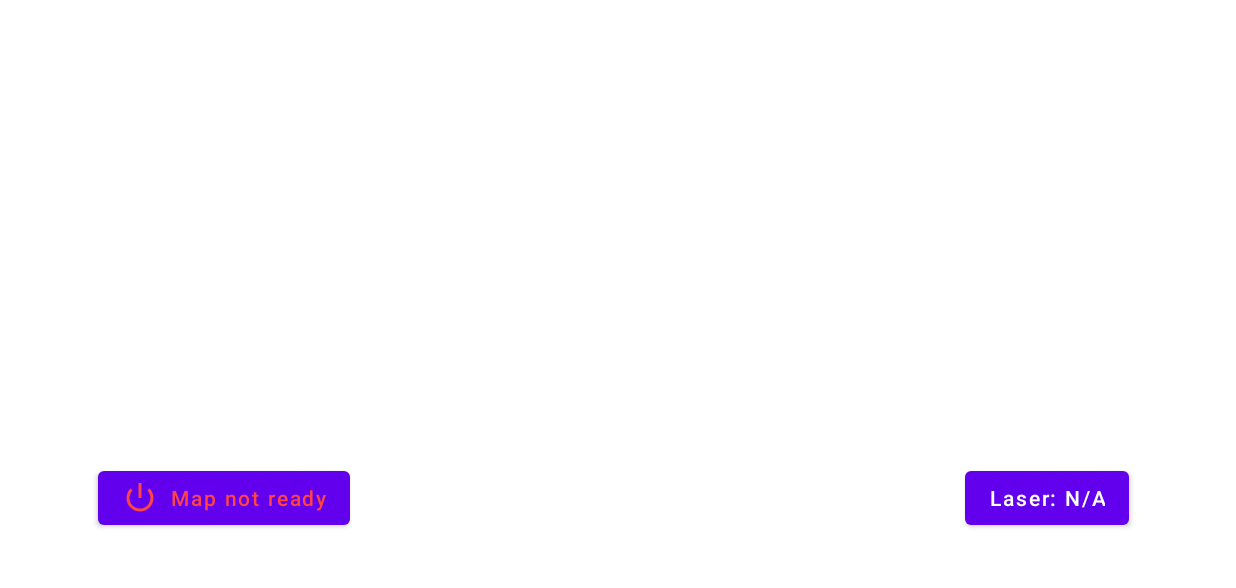
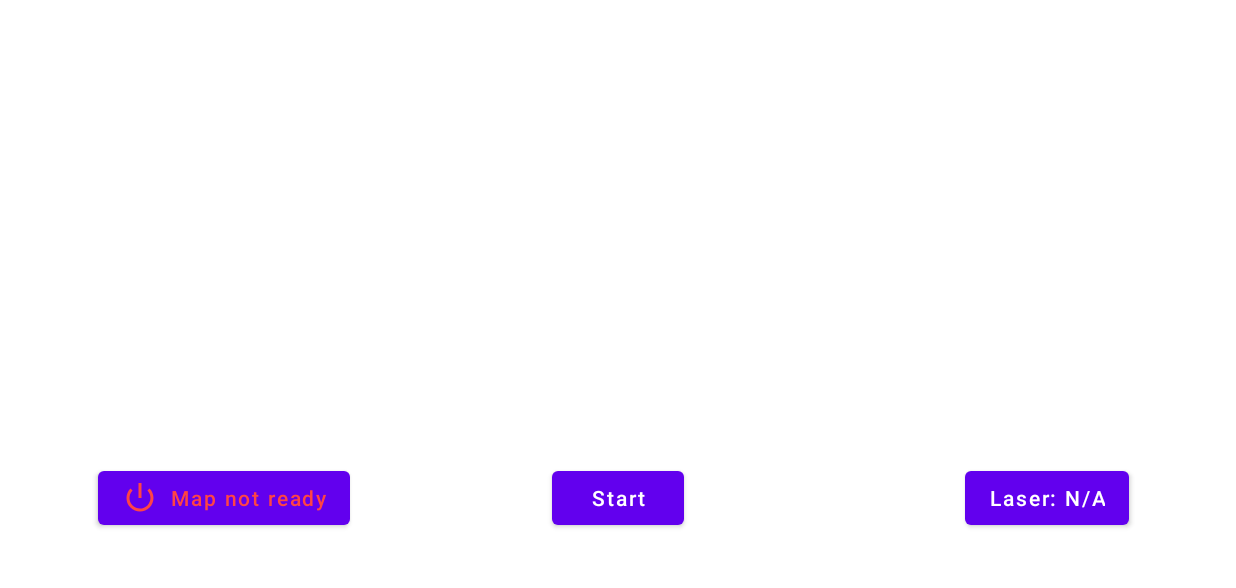
Before and after one commit to Olyseus/i_seed_drone_control, an Android app: the screen it shows after launch (MainActivity), on a phone screen of 824 x 412 dp (held sideways), the part 29-617 px from its top. Run offline under Robolectric (Android 15) with nearby library versions, the phone set to English and light mode, and no system bars; libraries missing offline, so code that uses them is left out: com.secneo.sdk, dji.common.camera, dji.common.error, dji.common.flightcontroller, dji.common.util and 5 more; 1 statement that could not run was skipped.

Commit message:
Add action button to UI

```diff
--- a/app/src/main/res/layout/activity_main.xml
+++ b/app/src/main/res/layout/activity_main.xml
@@ -42,4 +42,16 @@
         app:layout_constraintTop_toTopOf="@+id/map"
         app:layout_constraintVertical_bias="0.9" />
 
+    <Button
+        android:id="@+id/actionButton"
+        android:layout_width="wrap_content"
+        android:layout_height="wrap_content"
+        android:text="Start"
+        android:textAllCaps="false"
+        app:layout_constraintBottom_toBottomOf="@+id/map"
+        app:layout_constraintEnd_toEndOf="@+id/map"
+        app:layout_constraintStart_toStartOf="@+id/map"
+        app:layout_constraintTop_toTopOf="@+id/map"
+        app:layout_constraintVertical_bias="0.9" />
+
 </androidx.constraintlayout.widget.ConstraintLayout>
```
